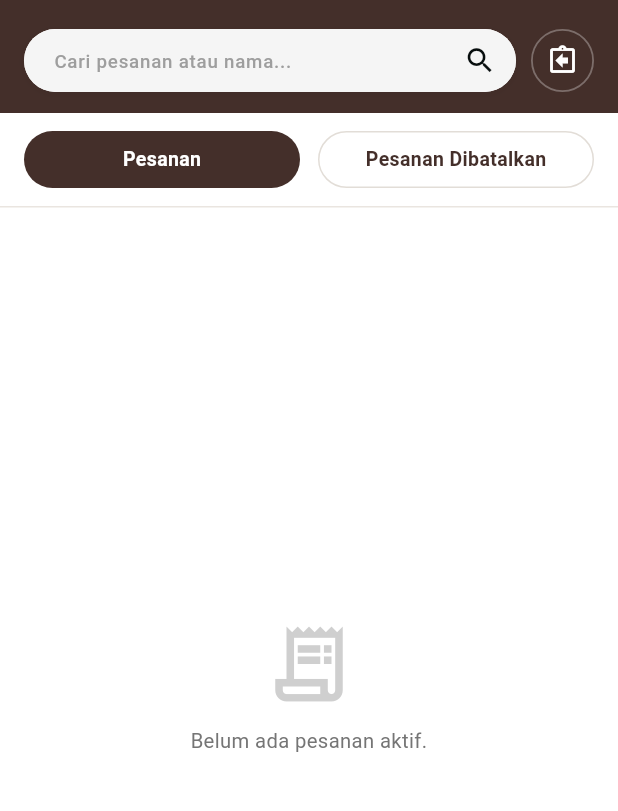
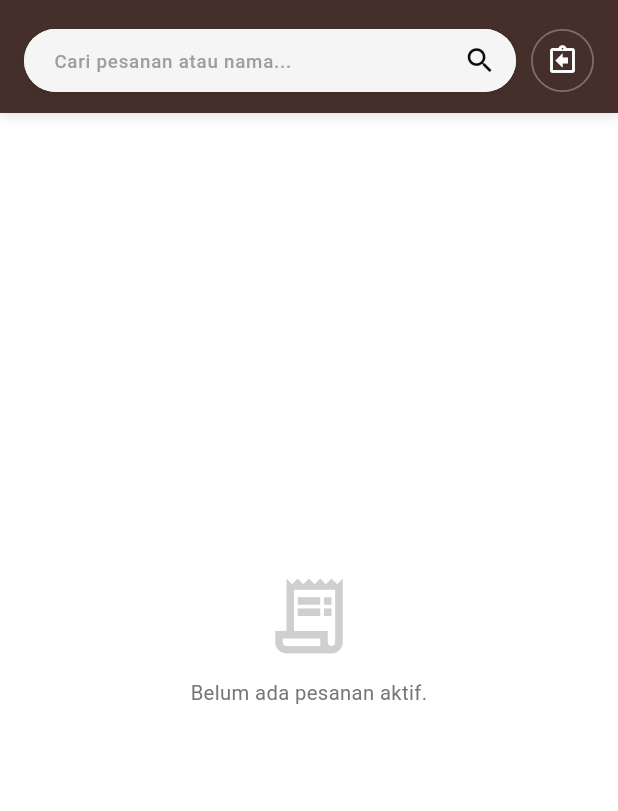
Before and after one commit to nomoufco-dev/naegablev2, a Flutter app: the TransactionHistoryScreen screen opened by its route, on a phone screen of 412 x 824 dp, the part 70-881 px from its top. Run offline on Flutter 3.47's test engine with Material 3 defaults, Android fonts, the phone set to English and light mode, and no system bars; our stand-ins replace flutter_riverpod, go_router, sqflite; accounts and stored records are empty.

Commit message:
feat: pindahkan pesanan dibatalkan ke tempat sampah, filter kedaluwarsa 3 bulan, dan selaraskan UI dengan layar login

```diff
--- a/lib/features/history/presentation/screens/transaction_history_screen.dart
+++ b/lib/features/history/presentation/screens/transaction_history_screen.dart
@@ -23,7 +23,6 @@ class TransactionHistoryScreen extends ConsumerStatefulWidget {
 class _TransactionHistoryScreenState
     extends ConsumerState<TransactionHistoryScreen> {
   final TextEditingController _searchController = TextEditingController();
-  int _selectedTab = 0; // 0: Pesanan, 1: Pesanan Dibatalkan
   final Set<String> _expandedOrderIds = {};
 
   @override
@@ -248,7 +247,7 @@ class _TransactionHistoryScreenState
       await repo.updateOrderStatus(order.id, 'cancelled');
       ref.invalidate(ordersListProvider);
       ref.invalidate(productsListProvider);
-      if (mounted) {
+      if (!mounted || !context.mounted) return;
       ScaffoldMessenger.of(context).showSnackBar(
         SnackBar(
           content: Text('Pesanan ${order.orderNumber} berhasil dibatalkan'),
@@ -256,7 +255,6 @@ class _TransactionHistoryScreenState
           duration: const Duration(seconds: 2),
         ),
       );
-      }
     }
   }
 
@@ -423,51 +421,18 @@ class _TransactionHistoryScreenState
             ),
           ),
 
-          // 2. Segmented Control / Tab Bar (Pesanan vs Pesanan Dibatalkan)
-          Container(
-            color: AppColors.surfaceWhite,
-            padding:
-                const EdgeInsets.symmetric(horizontal: 16.0, vertical: 12.0),
-            child: Row(
-              children: [
-                Expanded(
-                  child: _buildTabButton(
-                    index: 0,
-                    title: 'Pesanan',
-                  ),
-                ),
-                const SizedBox(width: 12.0),
-                Expanded(
-                  child: _buildTabButton(
-                    index: 1,
-                    title: 'Pesanan Dibatalkan',
-                  ),
-                ),
-              ],
-            ),
-          ),
-          const Divider(
-            height: 1.0,
-            thickness: 1.0,
-            color: Color(0xFFEAE5E0),
-          ),
-
-          // 3. Konten Daftar Pesanan (Card Layout Sesuai Desain)
+          // 2. Konten Daftar Pesanan (Pesanan Aktif)
           Expanded(
             child: ordersAsync.when(
               data: (orders) {
-                // Filter berdasarkan tab (Pesanan Aktif vs Pesanan Dibatalkan)
-                final tabFilteredOrders = orders.where((order) {
-                  if (_selectedTab == 0) {
-                    return order.orderStatus != 'cancelled';
-                  } else {
-                    return order.orderStatus == 'cancelled';
-                  }
-                }).toList();
+                // Hapus tab "Pesanan Dibatalkan" — tab "Pesanan" hanya menampilkan order yang TIDAK cancelled
+                final activeOrders = orders
+                    .where((order) => order.orderStatus != 'cancelled')
+                    .toList();
 
                 // Filter pencarian teks
                 final query = _searchController.text.trim().toLowerCase();
-                final filteredOrders = tabFilteredOrders.where((order) {
+                final filteredOrders = activeOrders.where((order) {
                   if (query.isEmpty) return true;
                   final matchNumber =
                       order.orderNumber.toLowerCase().contains(query);
@@ -486,22 +451,16 @@ class _TransactionHistoryScreenState
                         mainAxisAlignment: MainAxisAlignment.center,
                         children: [
                           Icon(
-                            _selectedTab == 0
-                                ? Icons.receipt_long_outlined
-                                : Icons.cancel_presentation_outlined,
+                            Icons.receipt_long_outlined,
                             size: 60.0,
                             color: AppColors.textSecondary
                                 .withValues(alpha: 0.35),
                           ),
                           const SizedBox(height: 12.0),
                           Text(
-                            _selectedTab == 0
-                                ? (_searchController.text.isNotEmpty
+                            _searchController.text.isNotEmpty
                                 ? 'Tidak ada pesanan cocok dengan pencarian.'
-                                    : 'Belum ada pesanan aktif.')
-                                : (_searchController.text.isNotEmpty
-                                    ? 'Tidak ada pesanan dibatalkan yang cocok.'
-                                    : 'Tidak ada pesanan yang dibatalkan.'),
+                                : 'Belum ada pesanan aktif.',
                             textAlign: TextAlign.center,
                             style: const TextStyle(
                               fontSize: 13.5,
@@ -537,42 +496,6 @@ class _TransactionHistoryScreenState
             ),
           ),
         ],
-      ),
-    );
-  }
-
-  Widget _buildTabButton({required int index, required String title}) {
-    final isSelected = _selectedTab == index;
-
-    return GestureDetector(
-      onTap: () {
-        setState(() {
-          _selectedTab = index;
-        });
-      },
-      behavior: HitTestBehavior.opaque,
-      child: AnimatedContainer(
-        duration: const Duration(milliseconds: 200),
-        height: 38.0,
-        alignment: Alignment.center,
-        decoration: BoxDecoration(
-          color: isSelected ? AppColors.primary : AppColors.surfaceWhite,
-          borderRadius: BorderRadius.circular(9999),
-          border: isSelected
-              ? null
-              : Border.all(
-                  color: const Color(0xFFE2DDD7),
-                  width: 1.0,
-                ),
-        ),
-        child: Text(
-          title,
-          style: TextStyle(
-            fontSize: 13.0,
-            fontWeight: isSelected ? FontWeight.bold : FontWeight.w600,
-            color: isSelected ? AppColors.surfaceWhite : AppColors.primary,
-          ),
-        ),
       ),
     );
   }
--- a/lib/features/orders/presentation/screens/order_list_screen.dart
+++ b/lib/features/orders/presentation/screens/order_list_screen.dart
@@ -194,7 +194,7 @@ class _OrderListScreenState extends ConsumerState<OrderListScreen> {
       final repo = ref.read(orderRepositoryProvider);
       await repo.updateOrderStatus(order.id, 'cancelled');
       ref.invalidate(ordersListProvider);
-      if (!mounted) return;
+      if (!mounted || !context.mounted) return;
       ScaffoldMessenger.of(context).showSnackBar(
           SnackBar(
             content: Text('Pesanan ${order.orderNumber} berhasil dibatalkan'),
```
Also changed, not shown: lib/core/utils/date_formatter.dart (+27 -0 lines), lib/features/history/presentation/screens/deleted_history_screen.dart (+156 -63 lines), 2 other files. Lines whose indentation alone changed are shown as unchanged.
